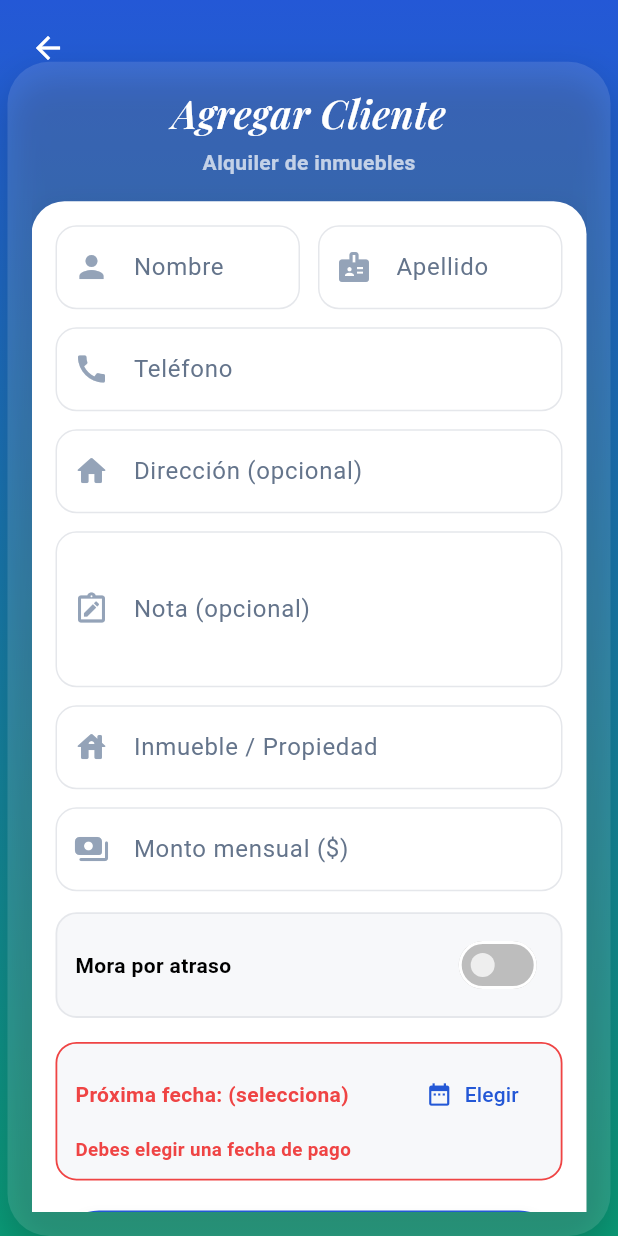
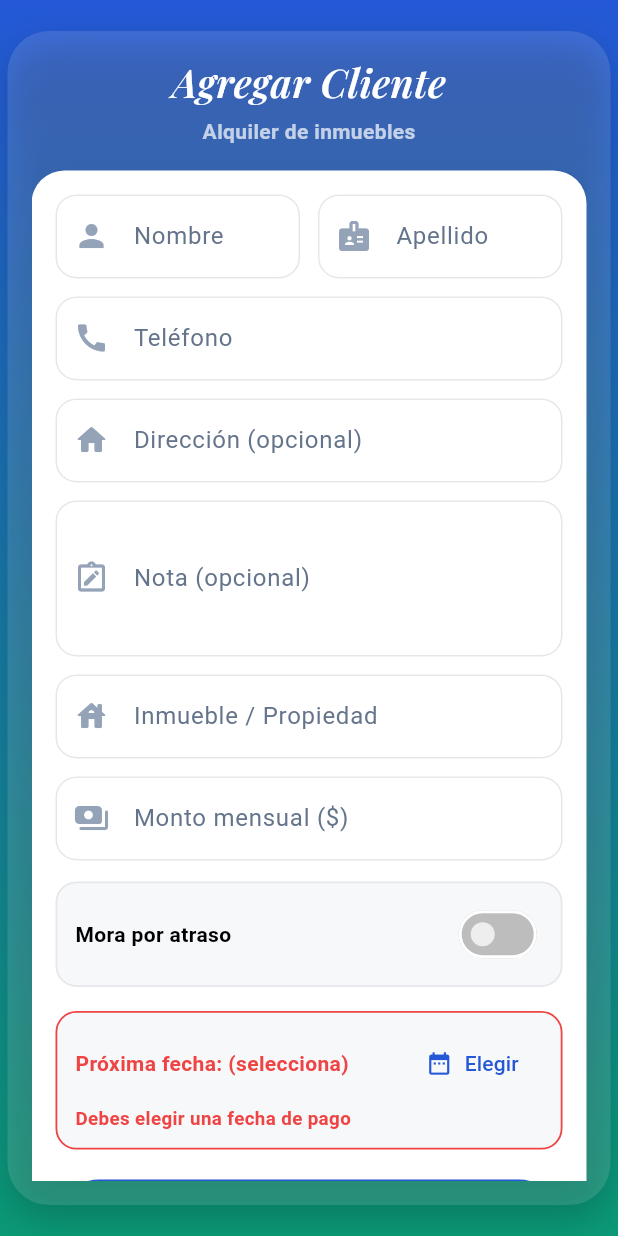
Before and after one commit to Luis2Sosa/mi_recibo_business, a Flutter app: the AgregarClienteAlquilerScreen screen opened directly, on a phone screen of 412 x 824 dp. Run offline on Flutter 3.47's test engine with Material 3 defaults, Android fonts, the phone set to English and light mode, and no system bars; our stand-ins replace animate_do, cloud_firestore, connectivity_plus, firebase_auth, firebase_core, firebase_messaging and 7 more; missing offline and left inert: media_store_plus; accounts and stored records are empty.

Commit message:
Ajustes finales

```diff
--- a/lib/ui/clientes/agregar_cliente_alquiler_screen.dart
+++ b/lib/ui/clientes/agregar_cliente_alquiler_screen.dart
@@ -162,7 +162,8 @@ class _AgregarClienteAlquilerScreenState
           child: Stack(
             children: [
               Align(
-                alignment: Alignment.bottomCenter,
+                alignment: Alignment.center,
+
                 child: Padding(
                   padding: const EdgeInsets.symmetric(horizontal: 5),
                   child: ConstrainedBox(
@@ -185,14 +186,6 @@ class _AgregarClienteAlquilerScreenState
                       ),
                     ),
                   ),
-                ),
-              ),
-              Positioned(
-                top: 8,
-                left: 8,
-                child: IconButton(
-                  icon: const Icon(Icons.arrow_back, color: Colors.white),
-                  onPressed: () => Navigator.pop(context),
                 ),
               ),
             ],
```
Also changed, not shown: lib/ui/clientes/agregar_cliente_prestamo.dart (+0 -8 lines), lib/ui/clientes/agregar_cliente_producto_screen.dart (+0 -9 lines).
